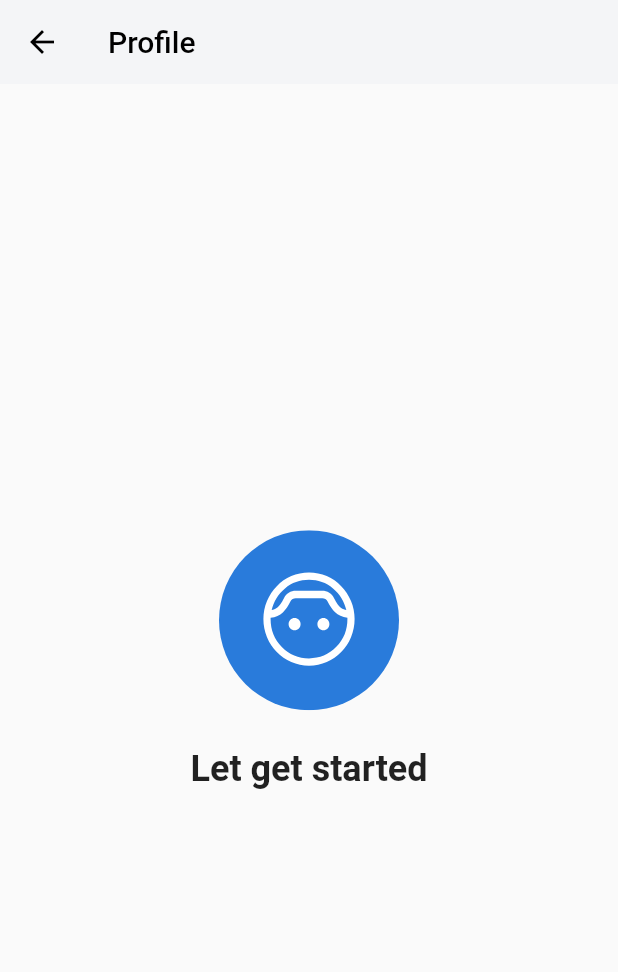
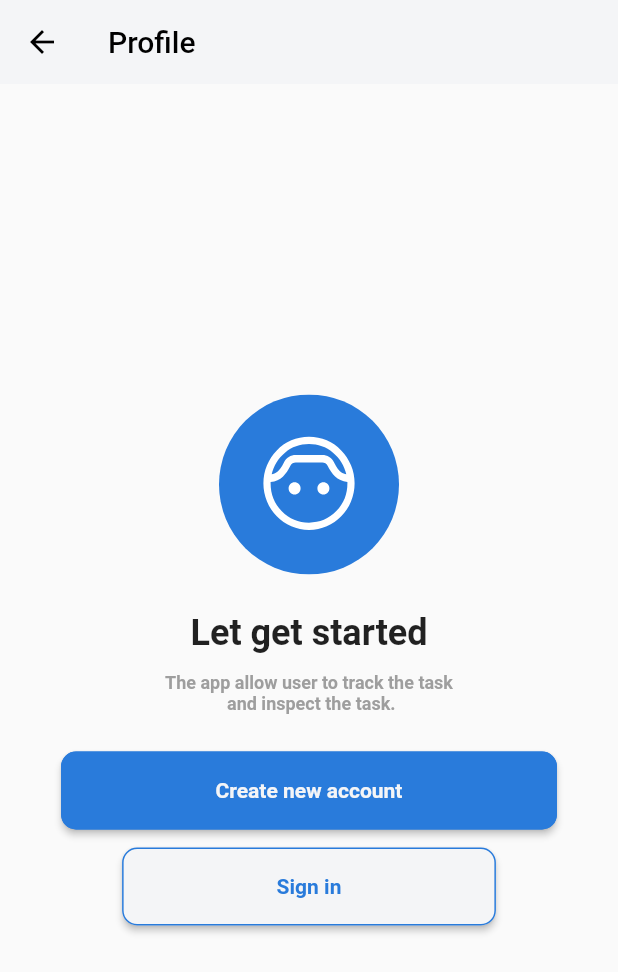
Before and after one commit to beihang-se-sw-inspection-project/Front-End, a Flutter app: the screen it shows after launch, after a tap on the "account circle" icon, on a phone screen of 412 x 824 dp. Shown: the top 972 px of the screen. Run offline on Flutter 3.47's test engine with Material 2 defaults, Android fonts, the phone set to English and light mode, and no system bars; our stand-ins replace easy_localization, flutter_svg, hexcolor.

```diff
--- /dev/null
+++ b/lib/Components/PrimaryButton.dart
@@ -0,0 +1,48 @@
+import 'package:flutter/material.dart';
+
+import 'Constant.dart';
+
+class PrimaryButton extends StatelessWidget {
+  final String text;
+  final VoidCallback press;
+  final Color color, textColor;
+  final Color borderColor;
+
+  PrimaryButton({
+    required this.text,
+    required this.press,
+    required this.color,
+    required this.textColor,
+    required this.borderColor,
+  });
+
+  @override
+  Widget build(BuildContext context) {
+    double screenWidth = MediaQuery.of(context).size.width / 4;
+    return Container(
+      child: ElevatedButton(
+        style: TextButton.styleFrom(
+            backgroundColor: color,
+            alignment: Alignment.center,
+            padding: EdgeInsets.symmetric(
+              horizontal: screenWidth,
+              vertical: 18.0,
+            ),
+            shape: RoundedRectangleBorder(
+              borderRadius: BorderRadius.circular(10),
+            ),
+            side: BorderSide(color: borderColor)),
+        onPressed: press,
+        child: Text(
+          text,
+          style: TextStyle(
+            fontFamily: 'Roboto',
+            color: textColor,
+            fontSize: 14,
+            fontWeight: FontWeight.bold,
+          ),
+        ),
+      ),
+    );
+  }
+}
--- a/lib/Screen/GetStart.dart
+++ b/lib/Screen/GetStart.dart
@@ -1,7 +1,10 @@
 import 'package:flutter/cupertino.dart';
 import 'package:flutter/material.dart';
 import 'package:flutter_svg/flutter_svg.dart';
-import 'package:report_app/Components/Constant.dart';
+import 'package:report_app/Screen/LoginScreen.dart';
+import 'package:report_app/Screen/RegisterScreen.dart';
+import '../Components/Constant.dart';
+import '../Components/PrimaryButton.dart';
 
 class GetStart extends StatelessWidget {
   @override
@@ -43,6 +46,55 @@ class GetStart extends StatelessWidget {
                       ),
                     ),
                   ),
+                  SizedBox(
+                    height: 12,
+                  ),
+                  Center(
+                    child: Text(
+                      "The app allow user to track the task \n and inspect the task.",
+                      textAlign: TextAlign.center,
+                      style: TextStyle(
+                        fontFamily: 'Roboto',
+                        fontSize: 12,
+                        fontWeight: FontWeight.bold,
+                        color: Colors.grey,
+                      ),
+                    ),
+                  ),
+                  SizedBox(
+                    height: 25,
+                  ),
+                  PrimaryButton(
+                    text: 'Create new account',
+                    press: () {
+                      Navigator.push(
+                        context,
+                        MaterialPageRoute(
+                          builder: (context) => RegisterScreen(),
+                        ),
+                      );
+                    },
+                    color: kPrimaryColor,
+                    textColor: inputBackgroundColor,
+                    borderColor: kPrimaryColor,
+                  ),
+                  SizedBox(
+                    height: 12,
+                  ),
+                  PrimaryButton(
+                    text: 'Sign in',
+                    press: () {
+                      Navigator.push(
+                        context,
+                        MaterialPageRoute(
+                          builder: (context) => LoginScreen(),
+                        ),
+                      );
+                    },
+                    color: inputBackgroundColor,
+                    textColor: kPrimaryColor,
+                    borderColor: kPrimaryColor,
+                  ),
                 ],
               ),
             )
--- a/lib/main.dart
+++ b/lib/main.dart
@@ -1,5 +1,7 @@
 import 'package:flutter/material.dart';
+import 'package:report_app/Screen/LoginScreen.dart';
 import 'package:report_app/Screen/MainScreen.dart';
+import 'package:report_app/Screen/RegisterScreen.dart';
 import 'package:report_app/Screen/SplashScreen.dart';
 
 import 'Screen/HomeScreen.dart';
@@ -16,10 +18,17 @@ class MyApp extends StatelessWidget {
   Widget build(BuildContext context) {
     return MaterialApp(
       debugShowCheckedModeBanner: false,
+      initialRoute: "/",
+      routes: {
+        "/login": (context) => LoginScreen(),
+        "/register": (context) => RegisterScreen(),
+        "/main": (context) => MainScreen(),
+      },
       home: SplashScreen(),
     );
   }
 }
+
 
 class MyHomePage extends StatefulWidget {
 
```
Also changed, not shown: lib/Components/Dropdown.dart (added, +52 -0 lines), lib/Components/PasswordInputField.dart (added, +39 -0 lines), lib/Components/RoundInput.dart (added, +42 -0 lines), lib/Components/TextFieldContainer.dart (added, +25 -0 lines), lib/Screen/LoginScreen.dart (added, +113 -0 lines), lib/Screen/RegisterScreen.dart (added, +130 -0 lines), asset/image/register_logo.svg (added).
